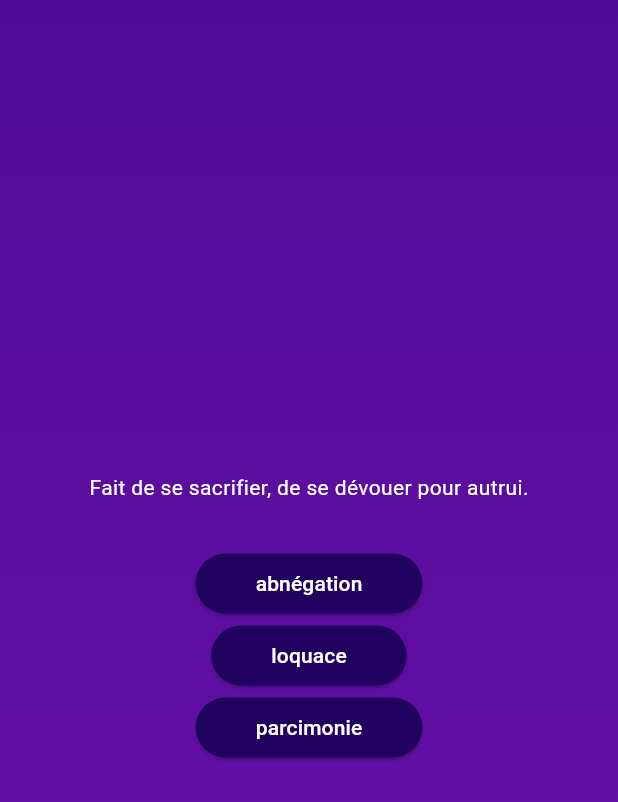
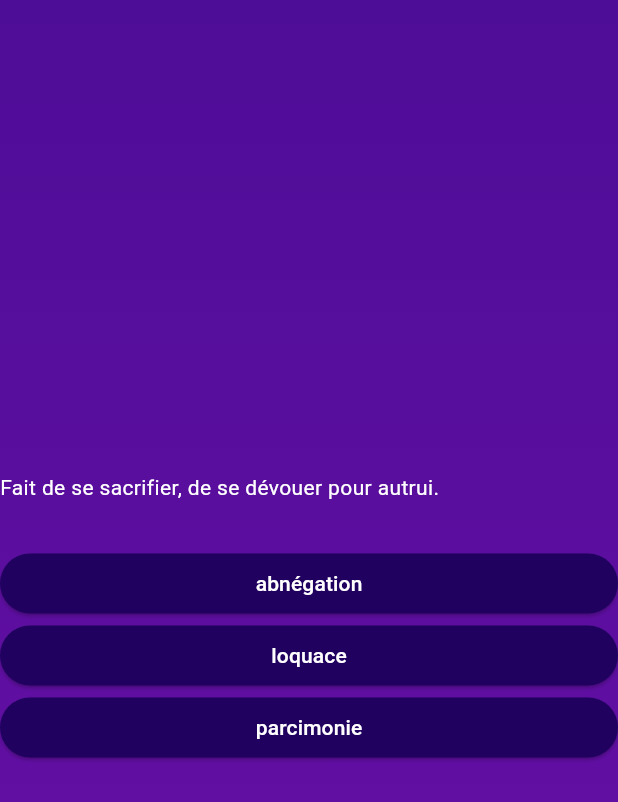
Before and after one commit to marcchicoye/flutter-dictionary, a Flutter app: the screen it shows after launch, after a tap on "Start Quiz", on a phone screen of 412 x 824 dp. Shown: the top 802 px of the screen. Run offline on Flutter 3.47's test engine with Material 3 defaults, Android fonts, the phone set to English and light mode, and no system bars.

Commit message:
Dynamically generated answers

```diff
--- a/lib/questions_screen.dart
+++ b/lib/questions_screen.dart
@@ -80,15 +80,16 @@ class _QuestionsScreenState extends State<QuestionsScreen> {
       width: double.infinity,
       child: Column(
         mainAxisAlignment: MainAxisAlignment.center,
+        crossAxisAlignment: CrossAxisAlignment.stretch,
         children: [
           Text(
             currentQuestion.definition,
             style: const TextStyle(color: Colors.white),
           ),
           const SizedBox(height: 30),
-          AnswerButton(answerText: _dictionary[0].answers[0], onTap: () {}),
-          AnswerButton(answerText: _dictionary[0].answers[1], onTap: () {}),
-          AnswerButton(answerText: _dictionary[0].answers[2], onTap: () {}),
+          ...currentQuestion.answers.map((answer) {
+            return AnswerButton(answerText: answer, onTap: () {});
+          }),
         ],
       ),
     );
```
